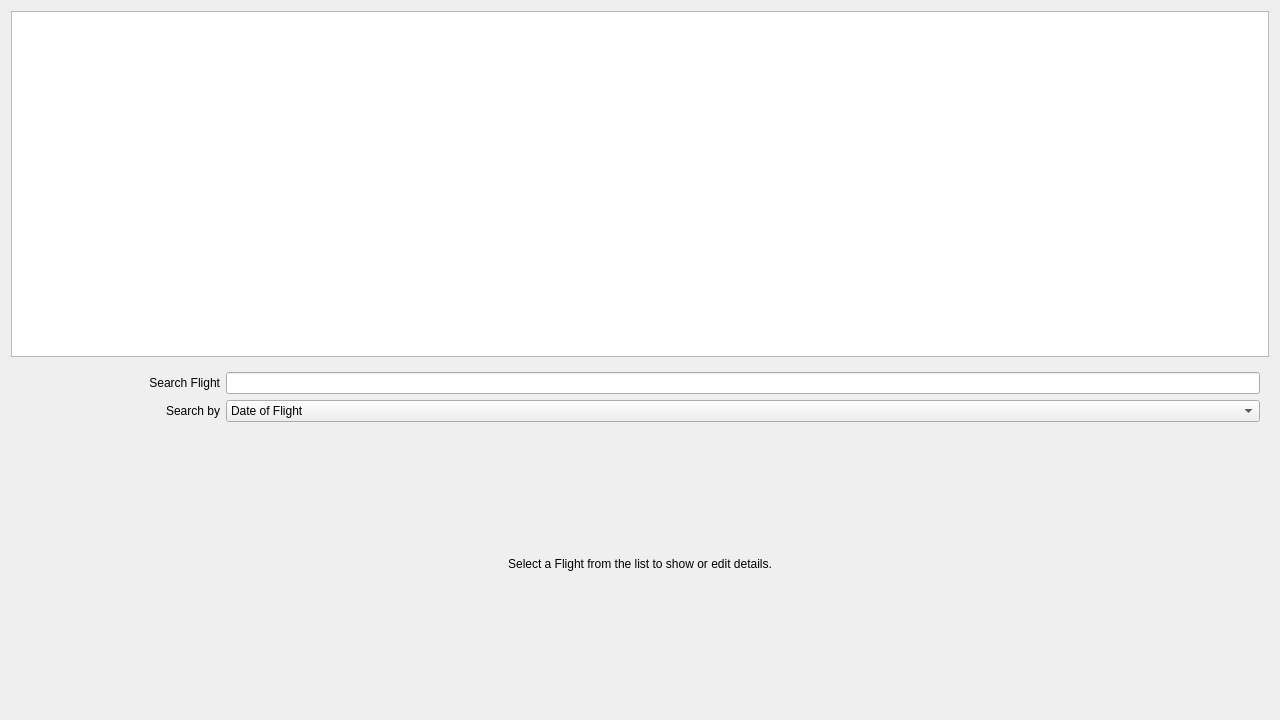
The window that src/gui/widgets/logbookwidget.ui (fiffty-50/openPilotLog) describes before a commit, drawn with Qt 5.
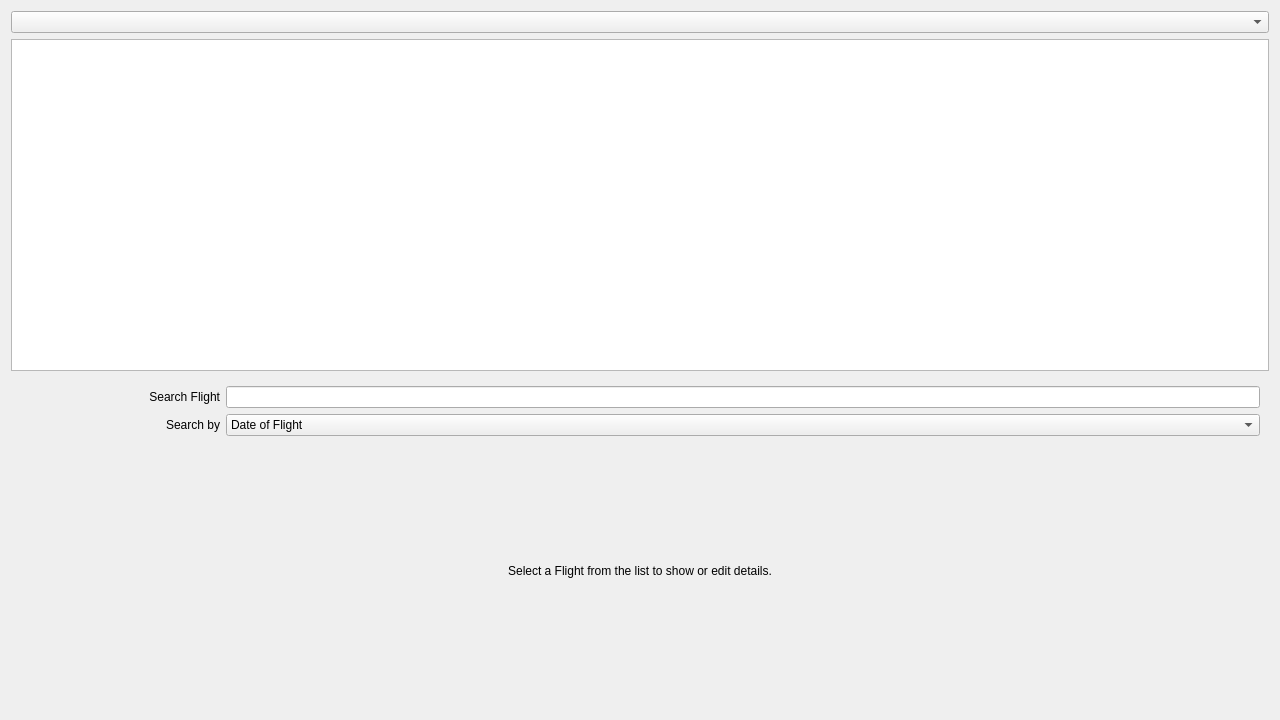
The same window after the commit.

Commit message:
Added New Database views to include Simulator Sessions
- Enhanced the Default and Easa views with optional display of simulator sessions.
- Encapsulated global statics in the Opl::Globals class and created a Q_GLOBAL_STATIC instance to make it accessible throughout the application.

What changed in the file:
```diff
--- a/src/gui/widgets/logbookwidget.ui
+++ b/src/gui/widgets/logbookwidget.ui
@@ -14,12 +14,10 @@
    <string>Form</string>
   </property>
   <layout class="QGridLayout" name="gridLayout">
-   <item row="0" column="0">
+   <item row="1" column="0">
     <widget class="QTableView" name="tableView">
      <property name="font">
-      <font>
-       <family>Cantarell</family>
-      </font>
+      <font/>
      </property>
      <property name="styleSheet">
       <string notr="true"/>
@@ -32,7 +30,7 @@
      </property>
     </widget>
    </item>
-   <item row="1" column="0">
+   <item row="2" column="0">
     <widget class="QStackedWidget" name="stackedWidget">
      <widget class="QWidget" name="defaultPage">
       <layout class="QGridLayout" name="gridLayout_2">
@@ -121,6 +119,9 @@
      </widget>
     </widget>
    </item>
+   <item row="0" column="0">
+    <widget class="QComboBox" name="viewsComboBox"/>
+   </item>
   </layout>
   <widget class="QLabel" name="spacerLabel">
    <property name="geometry">
```
The commit also changes 20 other files.
